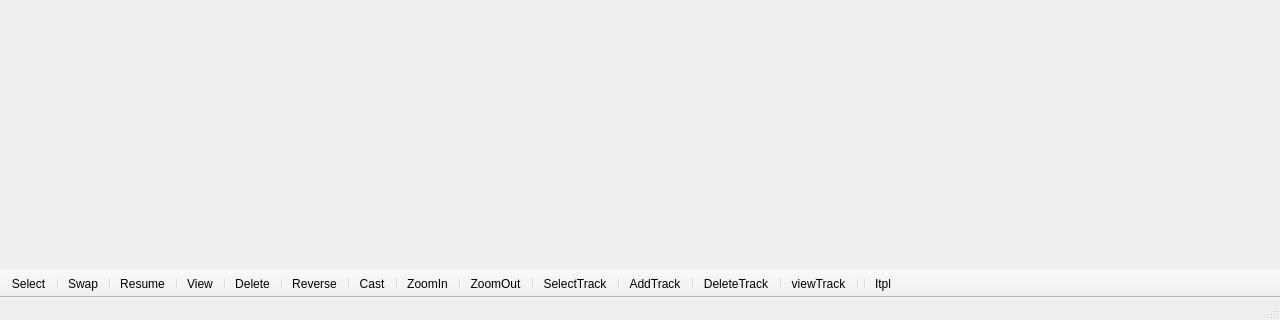
The window that mainwindow.ui (sisi16/stop-motion) describes before a commit, drawn with Qt 5; both pictures show x 0 to 1280 and y 400 to 720 of the 1280 by 720 pixel window.
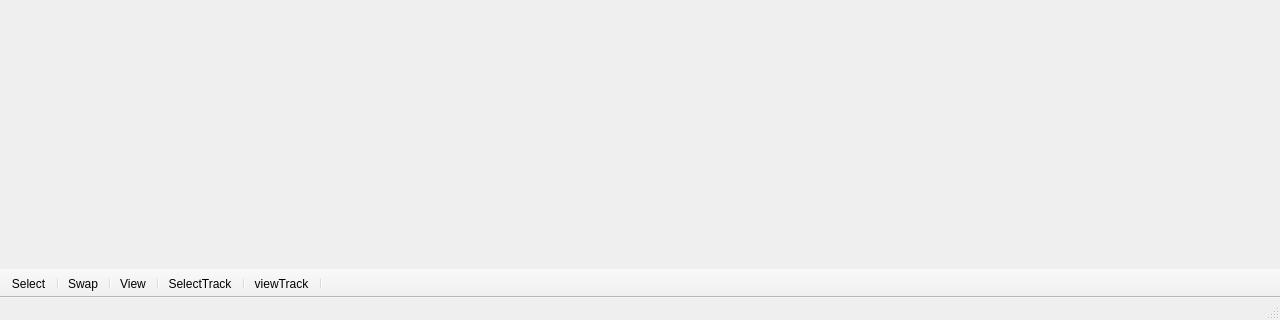
The same window after the commit. Icons and pictures are not drawn.

What changed in the file:
```diff
--- a/mainwindow.ui
+++ b/mainwindow.ui
@@ -288,30 +288,12 @@
    <addaction name="separator"/>
    <addaction name="actionSwap"/>
    <addaction name="separator"/>
-   <addaction name="actionResume"/>
-   <addaction name="separator"/>
    <addaction name="actionView"/>
    <addaction name="separator"/>
-   <addaction name="actionDelete"/>
-   <addaction name="separator"/>
-   <addaction name="actionReverse"/>
-   <addaction name="separator"/>
-   <addaction name="actionCast"/>
-   <addaction name="separator"/>
-   <addaction name="actionZoomIn"/>
-   <addaction name="separator"/>
-   <addaction name="actionZoomOut"/>
-   <addaction name="separator"/>
    <addaction name="actionSelectTrack"/>
    <addaction name="separator"/>
-   <addaction name="actionAddTrack"/>
-   <addaction name="separator"/>
-   <addaction name="actionDeleteTrack"/>
-   <addaction name="separator"/>
    <addaction name="actionViewTrack"/>
    <addaction name="separator"/>
-   <addaction name="separator"/>
-   <addaction name="actionItpl"/>
   </widget>
   <widget class="QStatusBar" name="statusBar"/>
   <action name="actionLoad">
```
